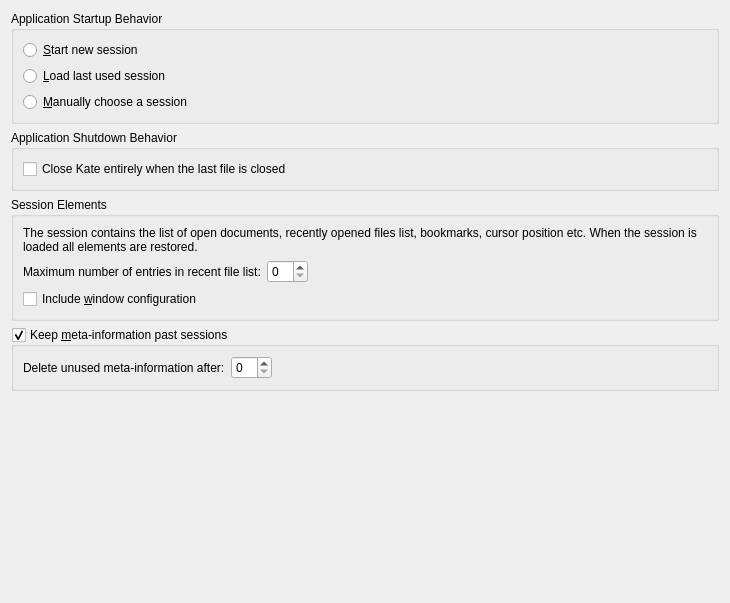
Before: the Qt Designer form kate/ui/sessionconfigwidget.ui in KDE/kate, drawn with Qt 5.
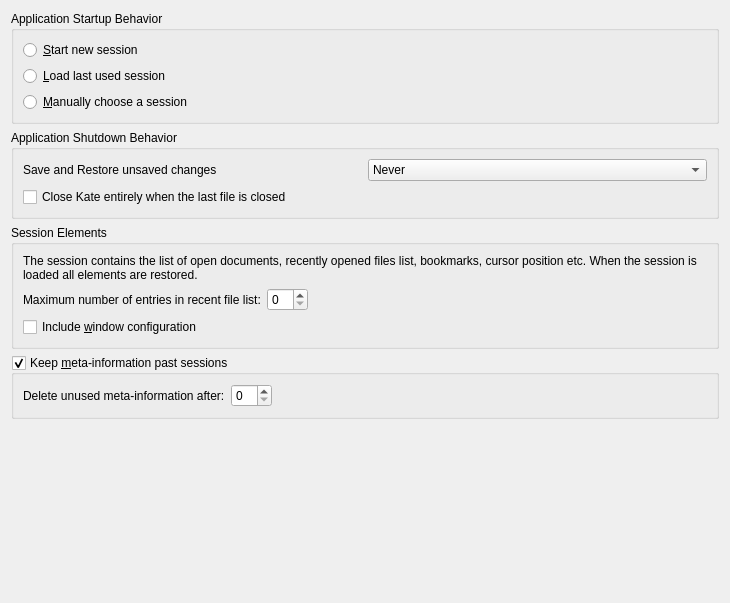
After: the same form once the commit is applied. Custom widgets are drawn as their Qt base class.

Commit message: Add a setting for when to stash changes

Patch:
```diff
--- a/kate/ui/sessionconfigwidget.ui
+++ b/kate/ui/sessionconfigwidget.ui
@@ -47,6 +47,36 @@
       <string>Application Shutdown Behavior</string>
      </property>
      <layout class="QVBoxLayout" name="verticalLayout_5">
+      <item>
+       <layout class="QHBoxLayout" name="horizontalLayout_3">
+        <item>
+         <widget class="QLabel" name="label_4">
+          <property name="text">
+           <string>Save and Restore unsaved changes</string>
+          </property>
+         </widget>
+        </item>
+        <item>
+         <widget class="QComboBox" name="stashChangesCombo">
+          <item>
+           <property name="text">
+            <string>Never</string>
+           </property>
+          </item>
+          <item>
+           <property name="text">
+            <string>For unsaved Files</string>
+           </property>
+          </item>
+          <item>
+           <property name="text">
+            <string>For all files</string>
+           </property>
+          </item>
+         </widget>
+        </item>
+       </layout>
+      </item>
       <item>
        <widget class="QCheckBox" name="modCloseAfterLast">
         <property name="whatsThis">
```
The commit also changes 4 other files.
